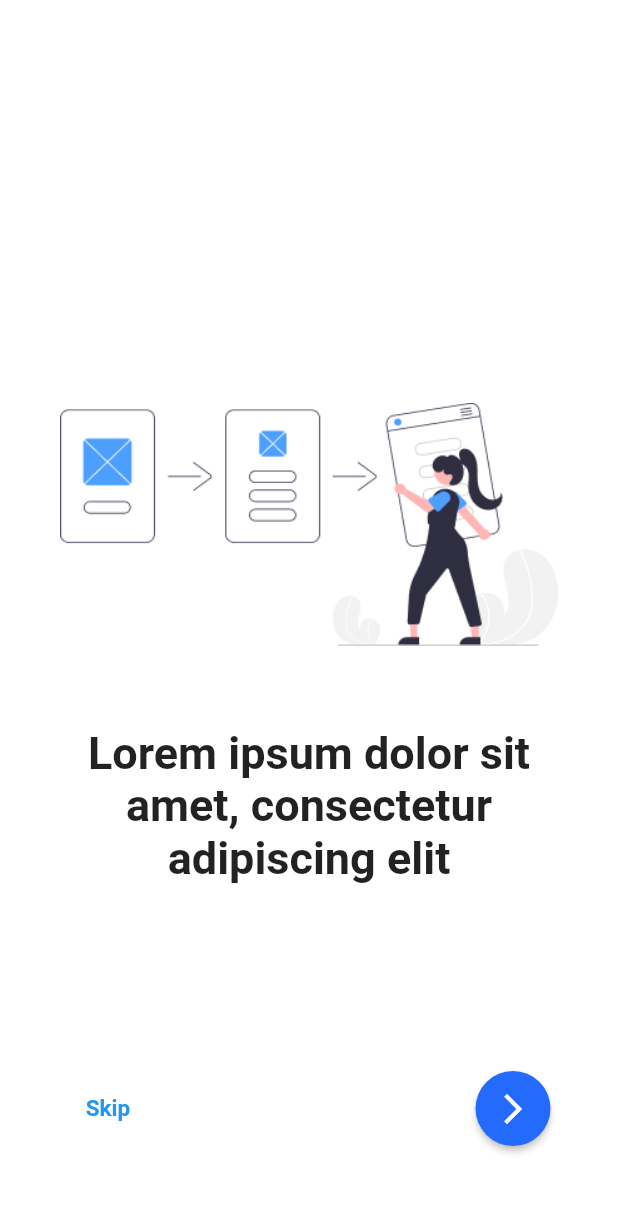
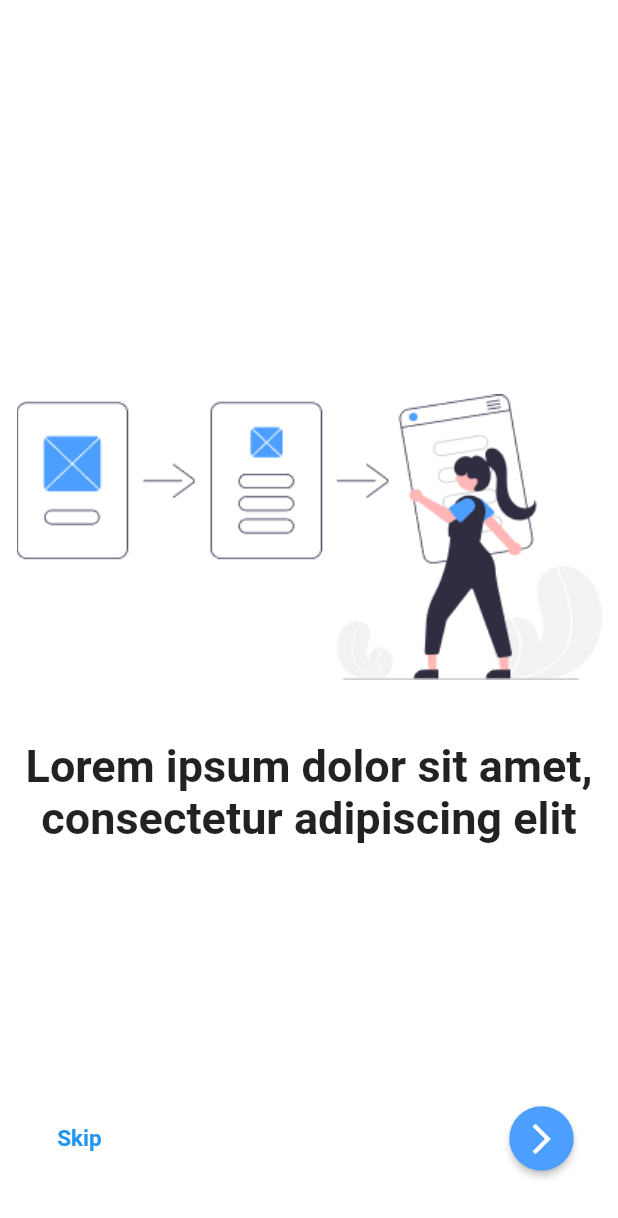
Before and after one commit to mohamedyasser951/Li-Guard-Graduation-App-, a Flutter app: the screen it shows after launch, on a phone screen of 412 x 824 dp. Shown: the top 1218 px of the screen. Run offline on Flutter 3.47's test engine with Material 2 defaults, Android fonts, the phone set to English and light mode, and no system bars; our stand-ins replace flutter_svg; missing offline and left inert: linear_step_indicator.

Commit message:
onboarding

```diff
--- a/lib/screens/onboarding/onboarding_Screen.dart
+++ b/lib/screens/onboarding/onboarding_Screen.dart
@@ -34,7 +34,7 @@ class _OnboargingState extends State<Onboarging> {
     return Scaffold(
       backgroundColor: Colors.white,
       body: Padding(
-        padding: const EdgeInsets.all(30.0),
+        padding: const EdgeInsets.all(1.0),
         child: Column(
           children: [
             Expanded(
@@ -50,15 +50,15 @@ class _OnboargingState extends State<Onboarging> {
             ),
           ),
           Padding(
-            padding: const EdgeInsets.all(10.0),
+            padding: const EdgeInsets.all(20.0),
             child: Row(
               children: [
                 TextButton(onPressed: (){
                   navigateTo(context, LoginOrRegister());
-                }, child: const Text("Skip",style: TextStyle(fontSize:15 ,fontWeight: FontWeight.bold) ,)),
+                }, child: const Text("Skip",style: TextStyle(fontSize:15 ,fontWeight: FontWeight.bold,) ,)),
                 const Spacer(),
                 SizedBox(
-                    height: 50,
+                    height: 43,
                     width: 60,
                     child: ElevatedButton(
                       onPressed: () {
--- a/lib/shared/component/constants.dart
+++ b/lib/shared/component/constants.dart
@@ -1,6 +1,6 @@
 import 'package:flutter/animation.dart';
 
-Color primaryColor = const Color(0xFF246BFD);
+Color primaryColor = const Color(0xFF4D9FFF);
 Color backgroundColor = const Color(0xFFE4E4E4);
 Color darkbackgroundColor = const Color(0xFF181A20);
 
```
Lines whose indentation alone changed are shown as unchanged.
